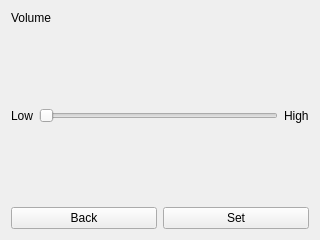
First picture: the form in plugins/clockplugin/volumepage.ui, repository mysmartgrid/chumby-controlpanel, before the edit.
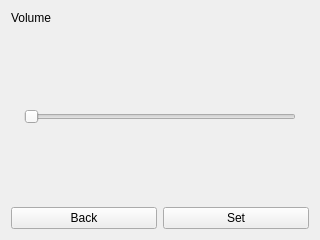
Second picture: the form after the edit. Icons and pictures are not drawn.

Commit message: [clockplugin] icons for volumepage added

What changed in the file:
```diff
--- a/plugins/clockplugin/volumepage.ui
+++ b/plugins/clockplugin/volumepage.ui
@@ -13,7 +13,7 @@
   <property name="windowTitle">
    <string>Form</string>
   </property>
-  <layout class="QVBoxLayout" name="verticalLayout" stretch="0,1,0">
+  <layout class="QVBoxLayout" name="verticalLayout" stretch="0,0,0,0,0">
    <item>
     <widget class="QLabel" name="volumeLabel">
      <property name="text">
@@ -22,11 +22,36 @@
     </widget>
    </item>
    <item>
-    <layout class="QHBoxLayout" name="horizontalLayout">
+    <spacer name="verticalSpacer_2">
+     <property name="orientation">
+      <enum>Qt::Vertical</enum>
+     </property>
+     <property name="sizeHint" stdset="0">
+      <size>
+       <width>20</width>
+       <height>40</height>
+      </size>
+     </property>
+    </spacer>
+   </item>
+   <item>
+    <layout class="QHBoxLayout" name="horizontalLayout" stretch="0,1,0">
      <item>
       <widget class="QLabel" name="volLowLabel">
+       <property name="maximumSize">
+        <size>
+         <width>64</width>
+         <height>64</height>
+        </size>
+       </property>
        <property name="text">
-        <string>Low</string>
+        <string/>
+       </property>
+       <property name="pixmap">
+        <pixmap resource="clockplugin.qrc">:/icons/resources/vol-down.png</pixmap>
+       </property>
+       <property name="scaledContents">
+        <bool>true</bool>
        </property>
       </widget>
      </item>
@@ -42,13 +67,38 @@
      </item>
      <item>
       <widget class="QLabel" name="volHighLabel">
+       <property name="maximumSize">
+        <size>
+         <width>64</width>
+         <height>64</height>
+        </size>
+       </property>
        <property name="text">
-        <string>High</string>
+        <string/>
+       </property>
+       <property name="pixmap">
+        <pixmap resource="clockplugin.qrc">:/icons/resources/vol-up.png</pixmap>
+       </property>
+       <property name="scaledContents">
+        <bool>true</bool>
        </property>
       </widget>
      </item>
     </layout>
    </item>
+   <item>
+    <spacer name="verticalSpacer">
+     <property name="orientation">
+      <enum>Qt::Vertical</enum>
+     </property>
+     <property name="sizeHint" stdset="0">
+      <size>
+       <width>20</width>
+       <height>40</height>
+      </size>
+     </property>
+    </spacer>
+   </item>
    <item>
     <layout class="QHBoxLayout" name="horizontalLayout_2">
      <item>
```
Left out of the diff: 4 changed lines with no effect on the pictures. The commit also changes 4 other files.
